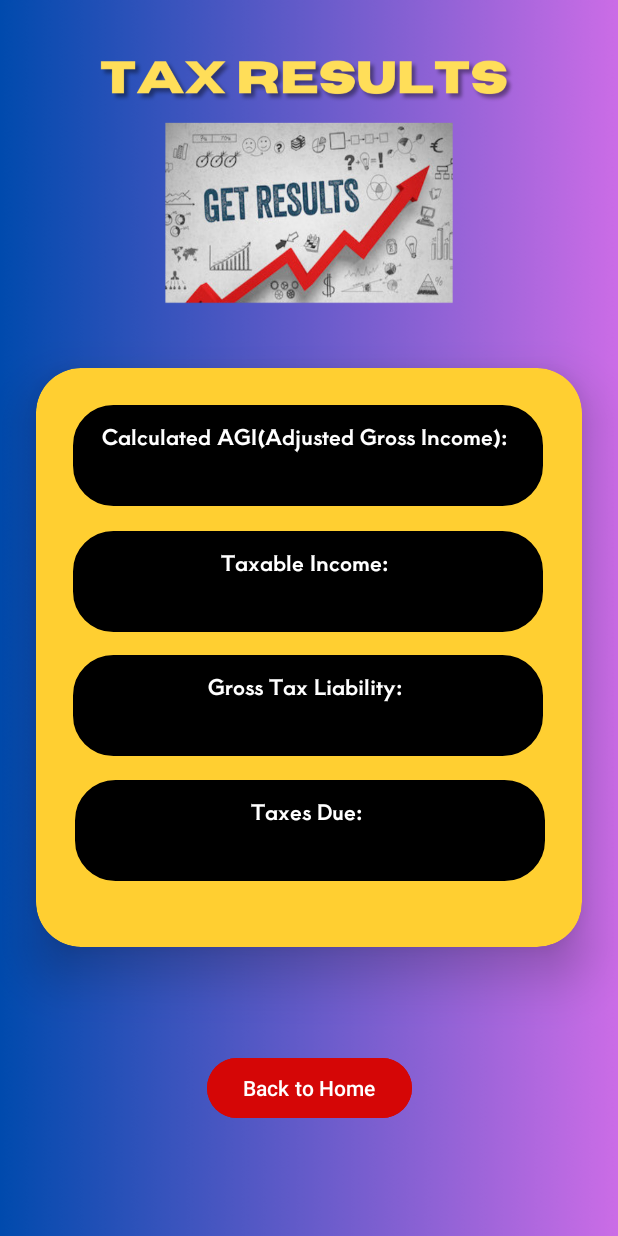
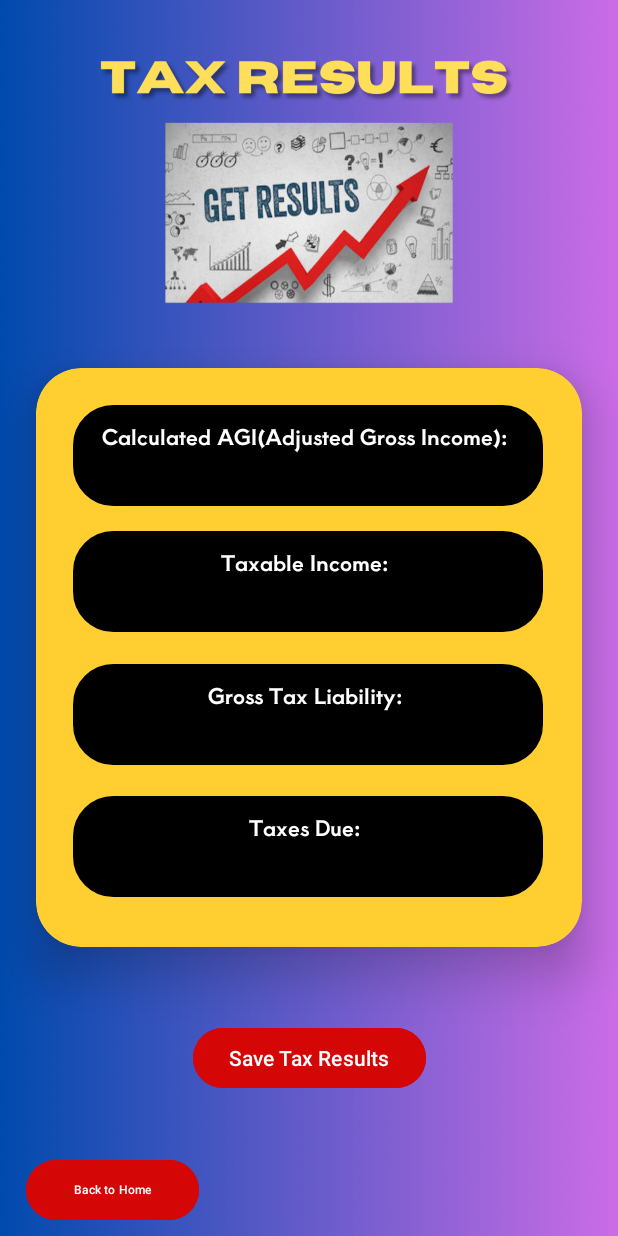
Before and after one commit to GSU-CS-Intro-to-Software-Engineering/SE-2024-Team5, an Android app: the TaxResultsActivity screen opened directly, with no data from a screen before it, on a phone screen of 412 x 824 dp. Run offline under Robolectric (Android 15) with nearby library versions, the phone set to English and light mode, and no system bars.

Commit message:
Touch up on Tax Results UI

```diff
--- a/app/src/main/res/layout/activity_tax_results.xml
+++ b/app/src/main/res/layout/activity_tax_results.xml
@@ -26,6 +26,31 @@
             android:layout_width="match_parent"
             android:layout_height="match_parent">
 
+            <androidx.constraintlayout.widget.ConstraintLayout
+                android:layout_width="match_parent"
+                android:layout_height="match_parent"
+                app:layout_constraintEnd_toEndOf="parent"
+                app:layout_constraintHorizontal_bias="0.5"
+                app:layout_constraintStart_toStartOf="parent">
+
+                <TextView
+                    android:id="@+id/AGItxtF"
+                    android:layout_width="313dp"
+                    android:layout_height="67dp"
+                    android:background="@drawable/custom_cardview"
+                    android:backgroundTint="@color/black"
+                    android:fontFamily="@font/aoboshi_one"
+                    android:padding="10dp"
+                    android:text="Calculated AGI(Adjusted Gross Income): "
+                    android:textAlignment="center"
+                    android:textColor="@color/white"
+                    app:layout_constraintBottom_toBottomOf="parent"
+                    app:layout_constraintEnd_toEndOf="parent"
+                    app:layout_constraintHorizontal_bias="0.49"
+                    app:layout_constraintStart_toStartOf="parent"
+                    app:layout_constraintTop_toTopOf="parent"
+                    app:layout_constraintVertical_bias="0.078" />
+
                 <TextView
                     android:id="@+id/taxesDueTxt"
                     android:layout_width="313dp"
@@ -39,10 +64,10 @@
                     android:textColor="@color/white"
                     app:layout_constraintBottom_toBottomOf="parent"
                     app:layout_constraintEnd_toEndOf="parent"
-                app:layout_constraintHorizontal_bias="0.509"
+                    app:layout_constraintHorizontal_bias="0.49"
                     app:layout_constraintStart_toStartOf="parent"
                     app:layout_constraintTop_toTopOf="parent"
-                app:layout_constraintVertical_bias="0.862" />
+                    app:layout_constraintVertical_bias="0.896" />
 
                 <TextView
                     android:id="@+id/grossTaxLibTxt"
@@ -60,7 +85,8 @@
                     app:layout_constraintHorizontal_bias="0.49"
                     app:layout_constraintStart_toStartOf="parent"
                     app:layout_constraintTop_toTopOf="parent"
-                app:layout_constraintVertical_bias="0.601" />
+                    app:layout_constraintVertical_bias="0.62" />
+            </androidx.constraintlayout.widget.ConstraintLayout>
 
             <TextView
                 android:id="@+id/taxableIncTxt"
@@ -80,35 +106,33 @@
                 app:layout_constraintTop_toTopOf="parent"
                 app:layout_constraintVertical_bias="0.341" />
 
-            <TextView
-                android:id="@+id/AGItxtF"
-                android:layout_width="313dp"
-                android:layout_height="67dp"
-                android:background="@drawable/custom_cardview"
-                android:backgroundTint="@color/black"
-                android:fontFamily="@font/aoboshi_one"
-                android:padding="10dp"
-                android:text="Calculated AGI(Adjusted Gross Income): "
-                android:textAlignment="center"
-                android:textColor="@color/white"
-                app:layout_constraintBottom_toBottomOf="parent"
-                app:layout_constraintEnd_toEndOf="parent"
-                app:layout_constraintHorizontal_bias="0.49"
-                app:layout_constraintStart_toStartOf="parent"
-                app:layout_constraintTop_toTopOf="parent"
-                app:layout_constraintVertical_bias="0.078" />
         </androidx.constraintlayout.widget.ConstraintLayout>
     </androidx.cardview.widget.CardView>
 
     <Button
         android:id="@+id/backToHomeBtn"
+        android:layout_width="115dp"
+        android:layout_height="48dp"
+        android:backgroundTint="#D50606"
+        android:text="Back to Home"
+        android:textSize="8sp"
+        app:layout_constraintBottom_toBottomOf="parent"
+        app:layout_constraintEnd_toEndOf="parent"
+        app:layout_constraintHorizontal_bias="0.058"
+        app:layout_constraintStart_toStartOf="parent"
+        app:layout_constraintTop_toTopOf="parent"
+        app:layout_constraintVertical_bias="0.991" />
+
+    <Button
+        android:id="@+id/saveTaxInfoBtn"
         android:layout_width="wrap_content"
         android:layout_height="wrap_content"
         android:backgroundTint="#D50606"
-        android:text="Back to Home"
+        android:text="Save Tax Results"
         app:layout_constraintBottom_toBottomOf="parent"
         app:layout_constraintEnd_toEndOf="parent"
         app:layout_constraintStart_toStartOf="parent"
         app:layout_constraintTop_toTopOf="parent"
-        app:layout_constraintVertical_bias="0.904" />
+        app:layout_constraintVertical_bias="0.878" />
+
 </androidx.constraintlayout.widget.ConstraintLayout>
```
Lines whose indentation alone changed are shown as unchanged.
